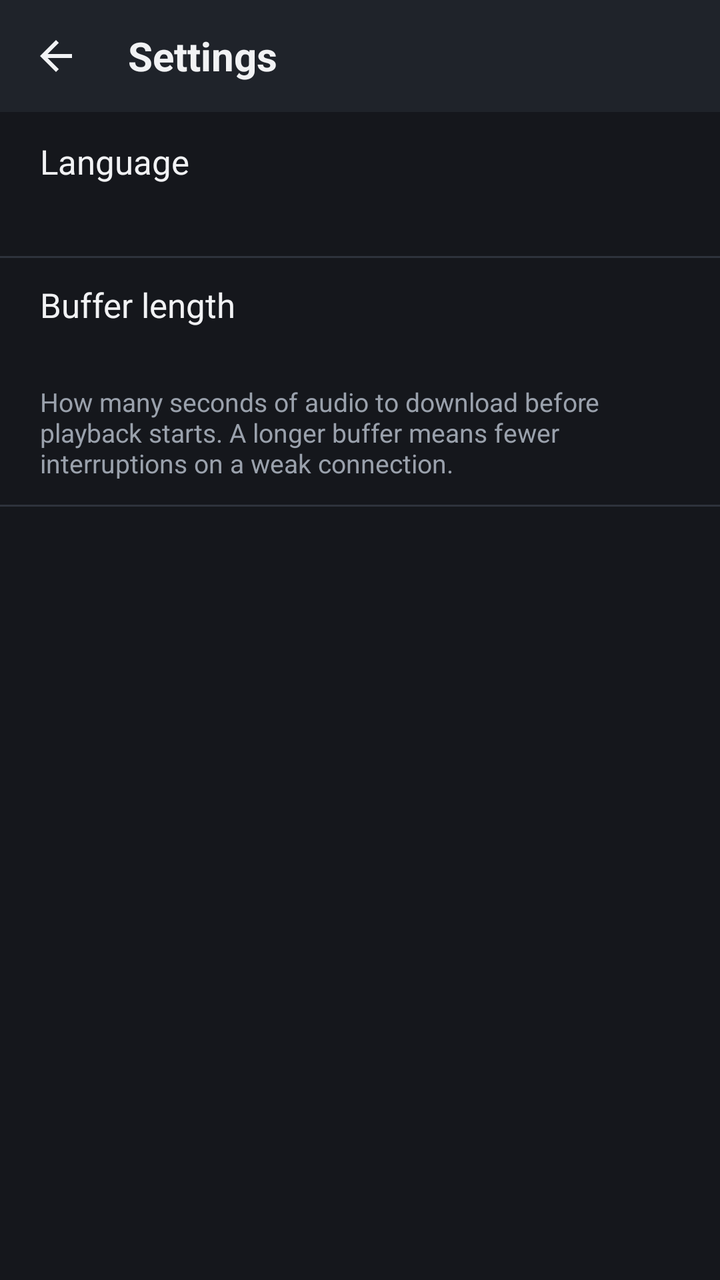
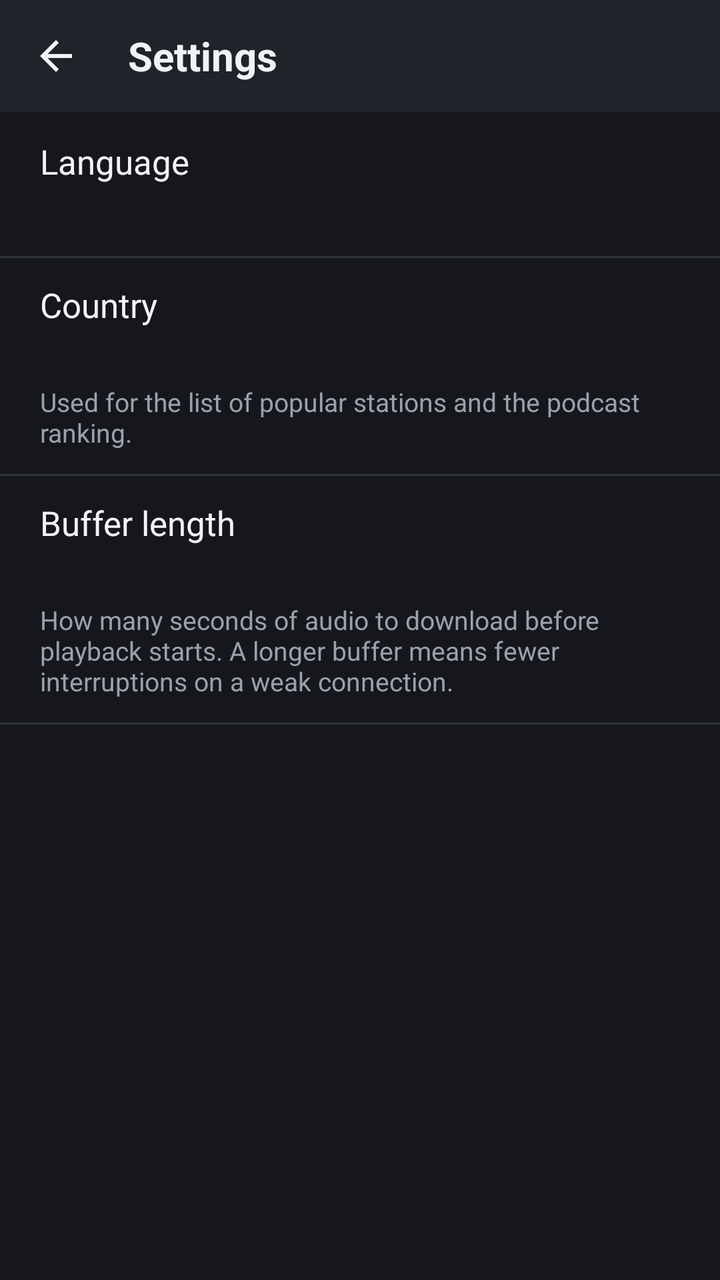

Screens rendered from an Android XML layout before and after an edit, with the pre-edit source and the edit as a unified diff.
<!-- AndroidManifest.xml: application theme AppTheme -->
<!-- res/layout/activity_settings.xml -->
<?xml version="1.0" encoding="utf-8"?>
<LinearLayout xmlns:android="http://schemas.android.com/apk/res/android"
    android:layout_width="match_parent"
    android:layout_height="match_parent"
    android:background="@color/bg"
    android:orientation="vertical">

    
    <LinearLayout
        android:layout_width="match_parent"
        android:layout_height="56dp"
        android:background="@color/surface"
        android:gravity="center_vertical"
        android:orientation="horizontal">

        <ImageButton
            android:id="@+id/back"
            android:layout_width="56dp"
            android:layout_height="56dp"
            android:background="@drawable/tab_bg"
            android:contentDescription="@string/back"
            android:src="@drawable/ic_back" />

        <TextView
            android:layout_width="wrap_content"
            android:layout_height="wrap_content"
            android:layout_marginLeft="8dp"
            android:text="@string/settings"
            android:textColor="@color/text"
            android:textSize="20sp"
            android:textStyle="bold" />
    </LinearLayout>

    
    <LinearLayout
        android:id="@+id/language_row"
        android:layout_width="match_parent"
        android:layout_height="wrap_content"
        android:background="@drawable/item_bg"
        android:clickable="true"
        android:minHeight="72dp"
        android:orientation="vertical"
        android:gravity="center_vertical"
        android:paddingLeft="20dp"
        android:paddingRight="20dp"
        android:paddingTop="12dp"
        android:paddingBottom="12dp">

        <TextView
            android:layout_width="wrap_content"
            android:layout_height="wrap_content"
            android:text="@string/settings_language"
            android:textColor="@color/text"
            android:textSize="17sp" />

        <TextView
            android:id="@+id/language_value"
            android:layout_width="wrap_content"
            android:layout_height="wrap_content"
            android:layout_marginTop="2dp"
            android:textColor="@color/accent"
            android:textSize="15sp" />
    </LinearLayout>

    <View
        android:layout_width="match_parent"
        android:layout_height="1dp"
        android:background="@color/divider" />

    
    <LinearLayout
        android:id="@+id/buffer_row"
        android:layout_width="match_parent"
        android:layout_height="wrap_content"
        android:background="@drawable/item_bg"
        android:clickable="true"
        android:minHeight="72dp"
        android:orientation="vertical"
        android:gravity="center_vertical"
        android:paddingLeft="20dp"
        android:paddingRight="20dp"
        android:paddingTop="12dp"
        android:paddingBottom="12dp">

        <TextView
            android:layout_width="wrap_content"
            android:layout_height="wrap_content"
            android:text="@string/settings_buffer"
            android:textColor="@color/text"
            android:textSize="17sp" />

        <TextView
            android:id="@+id/buffer_value"
            android:layout_width="wrap_content"
            android:layout_height="wrap_content"
            android:layout_marginTop="2dp"
            android:textColor="@color/accent"
            android:textSize="15sp" />

        <TextView
            android:layout_width="match_parent"
            android:layout_height="wrap_content"
            android:layout_marginTop="6dp"
            android:text="@string/settings_buffer_desc"
            android:textColor="@color/text_dim"
            android:textSize="13sp" />
    </LinearLayout>

    <View
        android:layout_width="match_parent"
        android:layout_height="1dp"
        android:background="@color/divider" />

    <TextView
        android:id="@+id/version"
        android:layout_width="match_parent"
        android:layout_height="wrap_content"
        android:gravity="center"
        android:padding="20dp"
        android:textColor="@color/text_dim"
        android:textSize="13sp" />
</LinearLayout>
<!-- resources referenced by this layout -->
<resources>
  <color name="accent">#FFFF8A3D</color>
  <color name="bg">#FF15171C</color>
  <color name="divider">#FF2E333C</color>
  <color name="surface">#FF1F232A</color>
  <color name="text">#FFF1F2F4</color>
  <color name="text_dim">#FF9AA1AC</color>
  <!-- drawable ic_back (drawable) -->
  <?xml version="1.0" encoding="utf-8"?>
  <vector xmlns:android="http://schemas.android.com/apk/res/android"
      android:width="24dp"
      android:height="24dp"
      android:viewportWidth="24"
      android:viewportHeight="24">
      <path android:fillColor="#FFF1F2F4"
          android:pathData="M20,11H7.83l5.59,-5.59L12,4l-8,8 8,8 1.41,-1.41L7.83,13H20v-2z" />
  </vector>
  <!-- drawable item_bg (drawable) -->
  <?xml version="1.0" encoding="utf-8"?>
  <selector xmlns:android="http://schemas.android.com/apk/res/android">
      <item android:state_pressed="true"><color android:color="@color/surface_hi" /></item>
      <item android:state_activated="true"><color android:color="@color/accent_dim" /></item>
      <item><color android:color="@android:color/transparent" /></item>
  </selector>
  <!-- drawable tab_bg (drawable) -->
  <?xml version="1.0" encoding="utf-8"?>
  <selector xmlns:android="http://schemas.android.com/apk/res/android">
      <item android:state_selected="true">
          <shape android:shape="rectangle">
              <solid android:color="@color/accent_dim" />
              <corners android:radius="8dp" />
          </shape>
      </item>
      <item android:state_pressed="true">
          <shape android:shape="rectangle">
              <solid android:color="@color/surface_hi" />
              <corners android:radius="8dp" />
          </shape>
      </item>
      <item>
          <shape android:shape="rectangle">
              <solid android:color="@android:color/transparent" />
              <corners android:radius="8dp" />
          </shape>
      </item>
  </selector>
  <string name="back">Back</string>
  <string name="settings">Settings</string>
  <string name="settings_buffer">Buffer length</string>
  <string name="settings_buffer_desc">How many seconds of audio to download before playback starts. A longer buffer means fewer interruptions on a weak connection.</string>
  <string name="settings_language">Language</string>
  <style name="AppTheme" parent="@android:style/Theme.Holo.NoActionBar">
          <item name="android:windowBackground">@color/bg</item>
          <item name="android:textColor">@color/text</item>
          <item name="android:colorBackground">@color/bg</item>
      </style>
  <color name="surface_hi">#FF2A2F38</color>
  <color name="accent_dim">#33FF8A3D</color>
</resources>

<!-- the commit's change to res/layout/activity_settings.xml (unified diff, before → after) -->
@@ -69,6 +69,50 @@
 
     
     <LinearLayout
+        android:id="@+id/country_row"
+        android:layout_width="match_parent"
+        android:layout_height="wrap_content"
+        android:background="@drawable/item_bg"
+        android:clickable="true"
+        android:minHeight="72dp"
+        android:orientation="vertical"
+        android:gravity="center_vertical"
+        android:paddingLeft="20dp"
+        android:paddingRight="20dp"
+        android:paddingTop="12dp"
+        android:paddingBottom="12dp">
+
+        <TextView
+            android:layout_width="wrap_content"
+            android:layout_height="wrap_content"
+            android:text="@string/settings_country"
+            android:textColor="@color/text"
+            android:textSize="17sp" />
+
+        <TextView
+            android:id="@+id/country_value"
+            android:layout_width="wrap_content"
+            android:layout_height="wrap_content"
+            android:layout_marginTop="2dp"
+            android:textColor="@color/accent"
+            android:textSize="15sp" />
+
+        <TextView
+            android:layout_width="match_parent"
+            android:layout_height="wrap_content"
+            android:layout_marginTop="6dp"
+            android:text="@string/settings_country_desc"
+            android:textColor="@color/text_dim"
+            android:textSize="13sp" />
+    </LinearLayout>
+
+    <View
+        android:layout_width="match_parent"
+        android:layout_height="1dp"
+        android:background="@color/divider" />
+
+    
+    <LinearLayout
         android:id="@+id/buffer_row"
         android:layout_width="match_parent"
         android:layout_height="wrap_content"
<!-- resource entries referenced after the edit -->
@@ -49,6 +49,8 @@
   <string name="settings">Settings</string>
   <string name="settings_buffer">Buffer length</string>
   <string name="settings_buffer_desc">How many seconds of audio to download before playback starts. A longer buffer means fewer interruptions on a weak connection.</string>
+  <string name="settings_country">Country</string>
+  <string name="settings_country_desc">Used for the list of popular stations and the podcast ranking.</string>
   <string name="settings_language">Language</string>
   <style name="AppTheme" parent="@android:style/Theme.Holo.NoActionBar">
           <item name="android:windowBackground">@color/bg</item>
